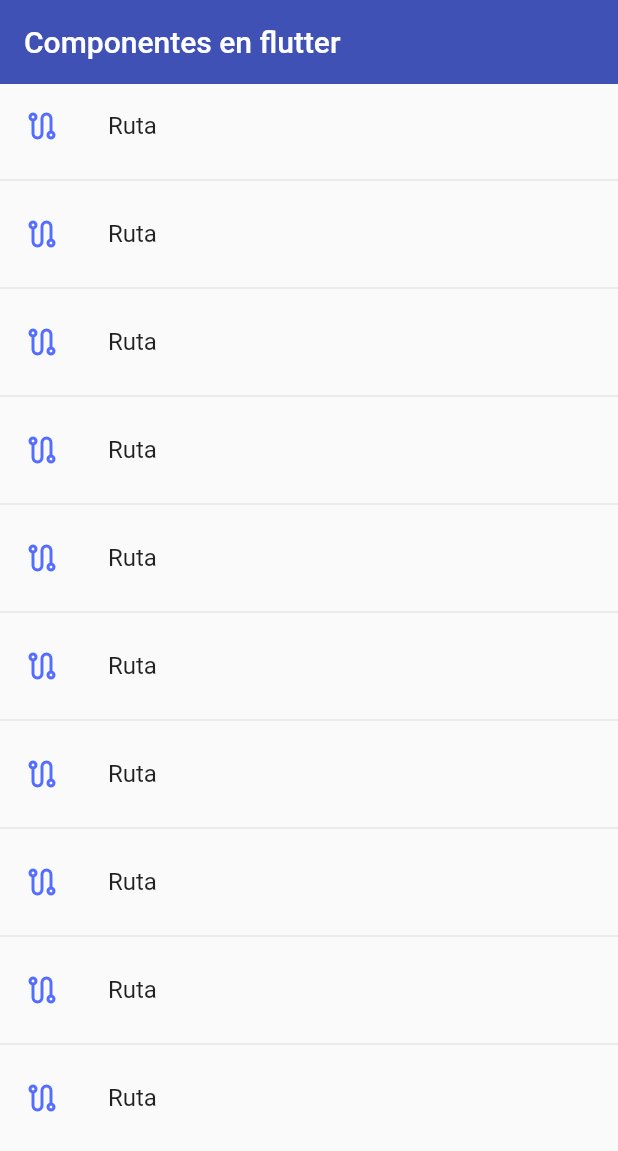
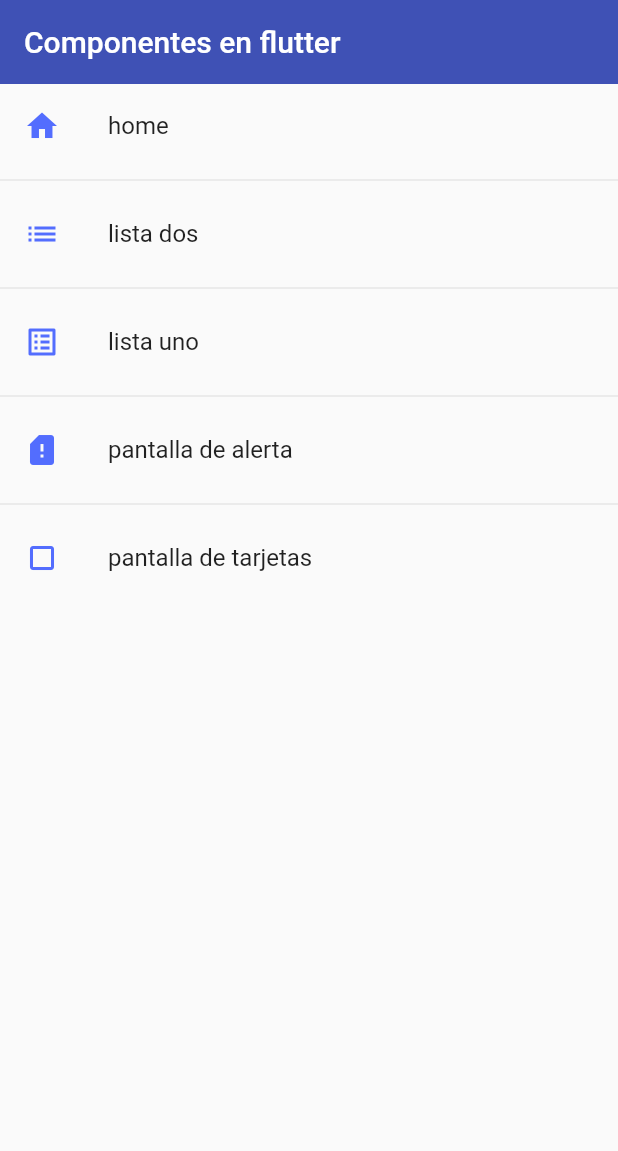
Before and after one commit to albeiromr/Flutter-second-app, a Flutter app: the screen it shows after launch, on a phone screen of 412 x 824 dp. Shown: the top 1151 px of the screen. Run offline on Flutter 3.47's test engine with Material 2 defaults, Android fonts, the phone set to English and light mode, and no system bars.

Commit message:
Centraliza todo el router de la app de forma escalable

```diff
--- a/lib/main.dart
+++ b/lib/main.dart
@@ -14,7 +14,7 @@ class MyApp extends StatelessWidget {
       debugShowCheckedModeBanner: false,
       title: "Material App",
       initialRoute: AppRouter.initialRoute,
-      routes: AppRouter.routes,
+      routes: AppRouter.buildRoutes(),
       //ongenerated route es como la ruta 404 en la web es lo que hace
       //el router cuando la ruta no existe
       onGenerateRoute: AppRouter.onGenerateRoute,
--- /dev/null
+++ b/lib/models/menu_option.model.dart
@@ -0,0 +1,15 @@
+import 'package:flutter/material.dart';
+
+class MenuOptionModel {
+  final String route;
+  final IconData icon;
+  final String name;
+  final Widget screen;
+
+  MenuOptionModel({
+    required this.route,
+    required this.icon,
+    required this.name,
+    required this.screen
+  });
+}
--- /dev/null
+++ b/lib/models/models.dart
@@ -0,0 +1 @@
+export 'package:second_app/models/menu_option.model.dart';
--- a/lib/router/app_router.dart
+++ b/lib/router/app_router.dart
@@ -1,17 +1,46 @@
 import 'package:flutter/material.dart';
+import 'package:second_app/models/models.dart';
 
 import '../screens/screens.dart';
 
 class AppRouter {
   static const String initialRoute = "home";
 
-  static final Map<String, Widget Function(BuildContext)> routes = {
-    "home": (BuildContext context) => const HomeScreen(),
-    "list-two": (BuildContext context) => ListViewTwoScreen(),
-    "list-one": (BuildContext context) => ListViewOneScreen(),
-    "alert-screen": (BuildContext context) => const AlertScreen(),
-    "card-screen": (BuildContext context) => const CardScreen()
-  };
+  static final List<MenuOptionModel> appRoutes = [
+    MenuOptionModel(
+        route: "home",
+        icon: Icons.home_sharp,
+        name: "home",
+        screen: const HomeScreen()),
+    MenuOptionModel(
+        route: "list-two",
+        icon: Icons.list,
+        name: "lista dos",
+        screen: ListViewTwoScreen()),
+    MenuOptionModel(
+        route: "list-one",
+        icon: Icons.list_alt,
+        name: "lista uno",
+        screen: ListViewOneScreen()),
+    MenuOptionModel(
+        route: "alert-screen",
+        icon: Icons.sim_card_alert,
+        name: "pantalla de alerta",
+        screen: const AlertScreen()),
+    MenuOptionModel(
+        route: "card-screen",
+        icon: Icons.crop_square_outlined,
+        name: "pantalla de tarjetas",
+        screen: const CardScreen()),
+  ];
+
+  static Map<String, Widget Function(BuildContext)> buildRoutes() {
+    Map<String, Widget Function(BuildContext)> routes = {};
+    for (var route in appRoutes) {
+      routes.addAll({route.route: (BuildContext context) => route.screen});
+    }
+    return routes;
+  }
 
   //ongenerated route es como la ruta 404 en la web es lo que hace
   //el router cuando la ruta no existe
--- a/lib/screens/home_screen.dart
+++ b/lib/screens/home_screen.dart
@@ -1,4 +1,5 @@
 import 'package:flutter/material.dart';
+import 'package:second_app/router/app_router.dart';
 
 class HomeScreen extends StatelessWidget {
   const HomeScreen({Key? key}) : super(key: key);
@@ -14,13 +15,14 @@ class HomeScreen extends StatelessWidget {
       body: SafeArea(
         child: ListView.separated(
             itemBuilder: (context, index) => ListTile(
-                  title: const Text("Ruta"),
-                  leading: const Icon(Icons.route_outlined,
+                  title: Text(AppRouter.appRoutes[index].name),
+                  leading: Icon(AppRouter.appRoutes[index].icon,
                       color: Colors.indigoAccent),
-                  onTap: () => Navigator.pushNamed(context, "list-two")
+                  onTap: () => Navigator.pushNamed(
+                      context, AppRouter.appRoutes[index].route)
                 ),
             separatorBuilder: (context, index) => const Divider(),
-            itemCount: 10),
+            itemCount: AppRouter.appRoutes.length),
       ),
     );
   }
```
